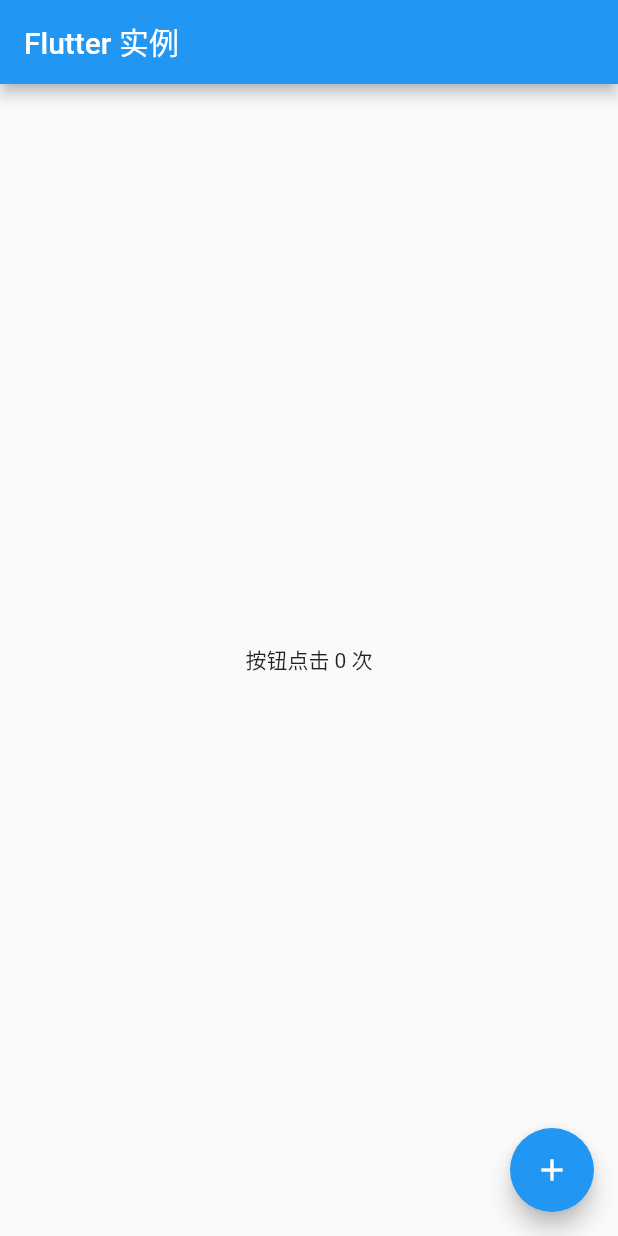
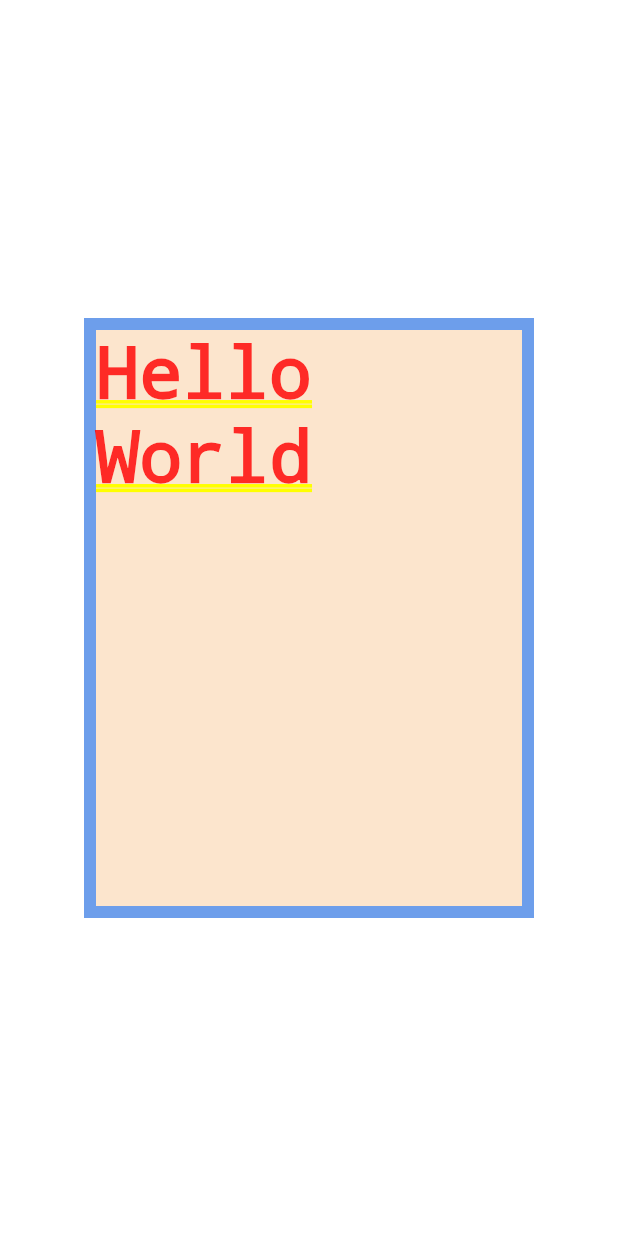
Before and after one commit to qiaoyunrui/FlutterExercise, a Flutter app: the screen it shows after launch, on a phone screen of 412 x 824 dp. Run offline on Flutter 3.47's test engine with Material 2 defaults, Android fonts, the phone set to English and light mode, and no system bars.

Commit message:
[Version] Container Demo

```diff
--- a/lib/main.dart
+++ b/lib/main.dart
@@ -3,39 +3,25 @@ import 'ShoppingListItem.dart';
 
 void main() {
   runApp(new MaterialApp(
-    title: "Shop",
-    home: new Counter(),
+    title: "YiTiao",
+    home: new ContainerDemo(),
   ));
 }
 
-class Counter extends StatefulWidget {
-  @override
-  _CounterState createState() => new _CounterState();
-}
-
-class _CounterState extends State<Counter> {
-  int _count = 0;
-
-  void _increment() {
-    setState(() {
-      _count += 1;
-    });
-  }
-
+class ContainerDemo extends StatelessWidget {
   @override
   Widget build(BuildContext context) {
-    return new Scaffold(
-      appBar: new AppBar(
-        title: new Text('Flutter 实例'),
-      ),
-      body: new Center(
-        child: new Text('按钮点击 $_count 次'),
-      ),
-      floatingActionButton: new FloatingActionButton(
-        onPressed: _increment,
-        tooltip: '增加',
-        child: new Icon(Icons.add),
-      ),
-    );
+    return new Center(
+        child: new Container(
+      width: 300.0,
+      height: 400.0,
+      decoration: new BoxDecoration(
+          color: const Color(0xfffce5cd),
+          border: new Border.all(
+            color: const Color(0xff6d9eeb),
+            width: 8.0,
+          )),
+      child: new Text("Hello World")
+    ));
   }
 }
```
